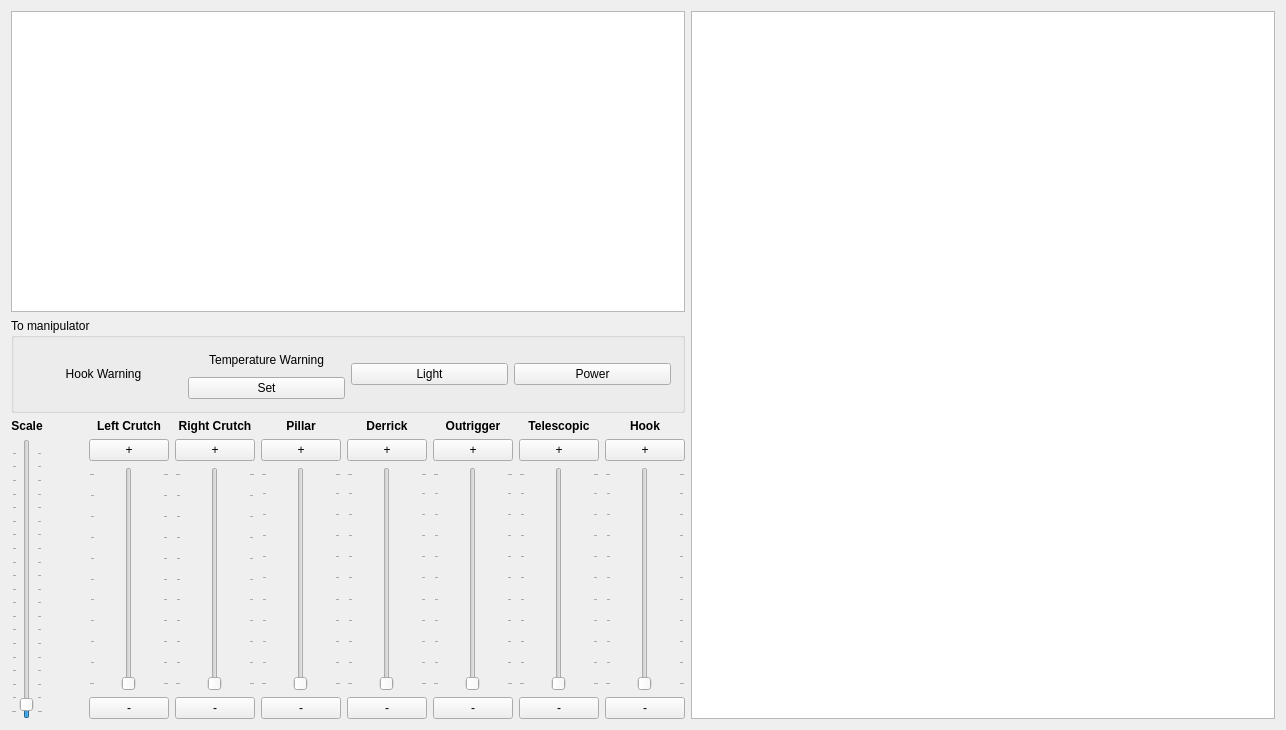
Old version of the form widget.ui in the repository GRomR1/CraneEmulator.
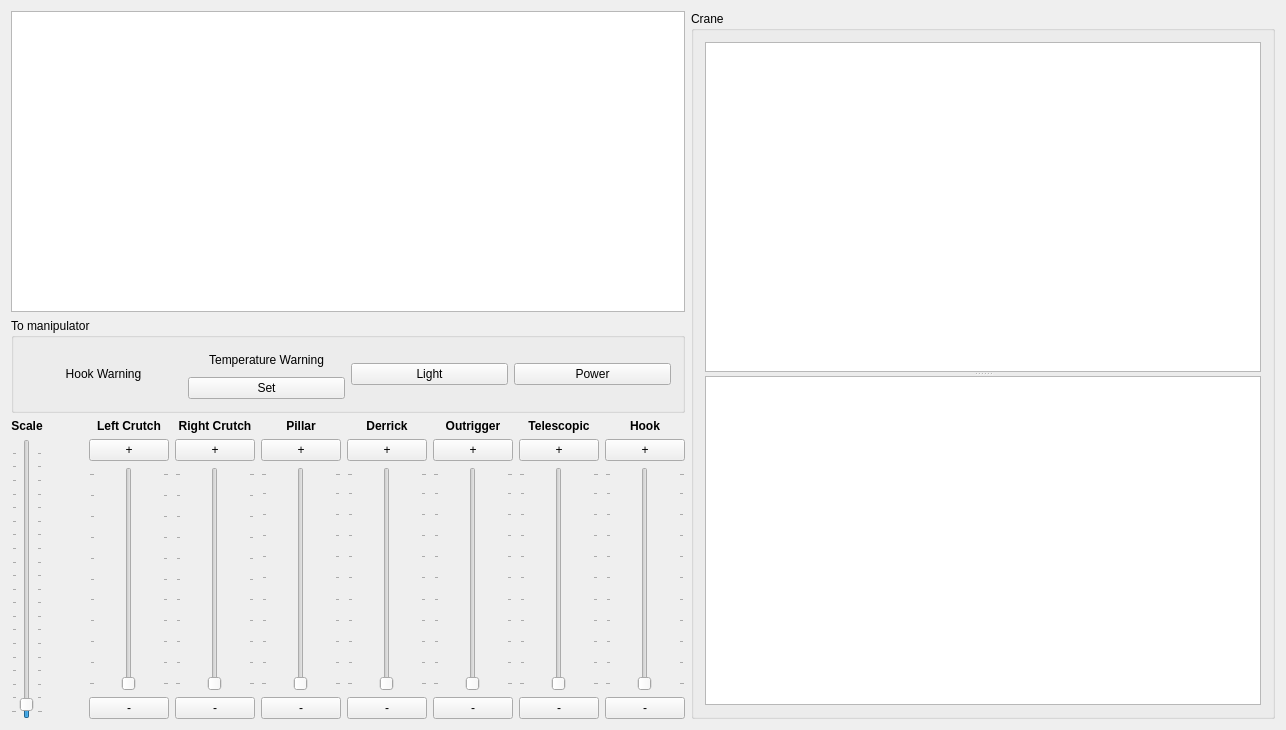
New version of the form.

What changed in the file:
```diff
--- a/widget.ui
+++ b/widget.ui
@@ -13,7 +13,7 @@
   <property name="windowTitle">
    <string>Widget</string>
   </property>
-  <layout class="QHBoxLayout" name="horizontalLayout">
+  <layout class="QHBoxLayout" name="horizontalLayout" stretch="0,1">
    <item>
     <layout class="QVBoxLayout" name="verticalLayout">
      <item>
@@ -500,7 +500,22 @@
     </layout>
    </item>
    <item>
-    <widget class="QGraphicsView" name="_view"/>
+    <widget class="QGroupBox" name="groupBox">
+     <property name="title">
+      <string>Crane</string>
+     </property>
+     <layout class="QVBoxLayout" name="verticalLayout_4">
+      <item>
+       <widget class="QSplitter" name="splitter">
+        <property name="orientation">
+         <enum>Qt::Vertical</enum>
+        </property>
+        <widget class="QGraphicsView" name="_view"/>
+        <widget class="QGraphicsView" name="_viewTop"/>
+       </widget>
+      </item>
+     </layout>
+    </widget>
    </item>
   </layout>
  </widget>
```
